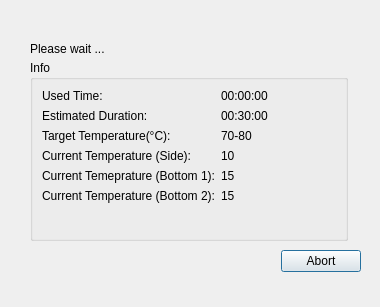
The window that ServiceSW/Master/Components/Diagnostics/Forms/RetortTimingDialog.ui (Liyezhong/Master) describes before a commit, drawn with Qt 5.
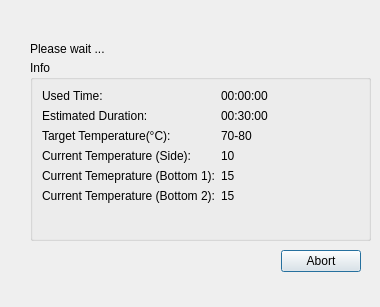
The same window after the commit.

What changed in the file:
```diff
--- a/ServiceSW/Master/Components/Diagnostics/Forms/RetortTimingDialog.ui
+++ b/ServiceSW/Master/Components/Diagnostics/Forms/RetortTimingDialog.ui
@@ -18,7 +18,7 @@
     <rect>
      <x>30</x>
      <y>60</y>
-     <width>318</width>
+     <width>341</width>
      <height>181</height>
     </rect>
    </property>
```
